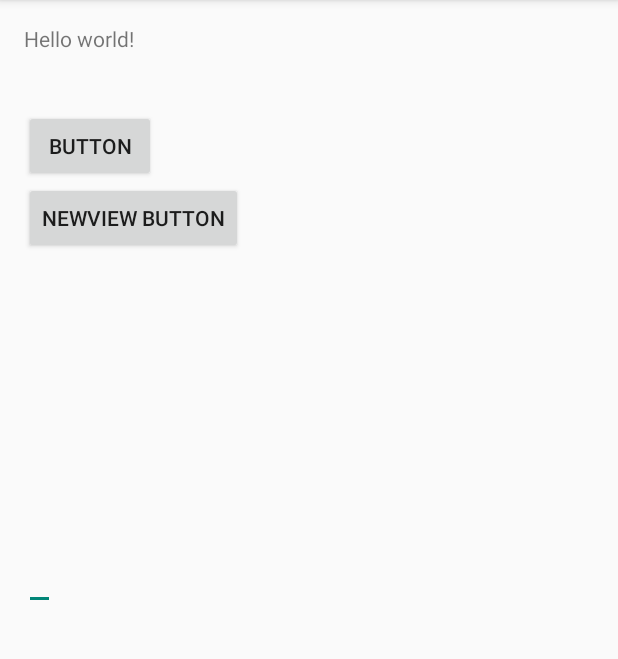
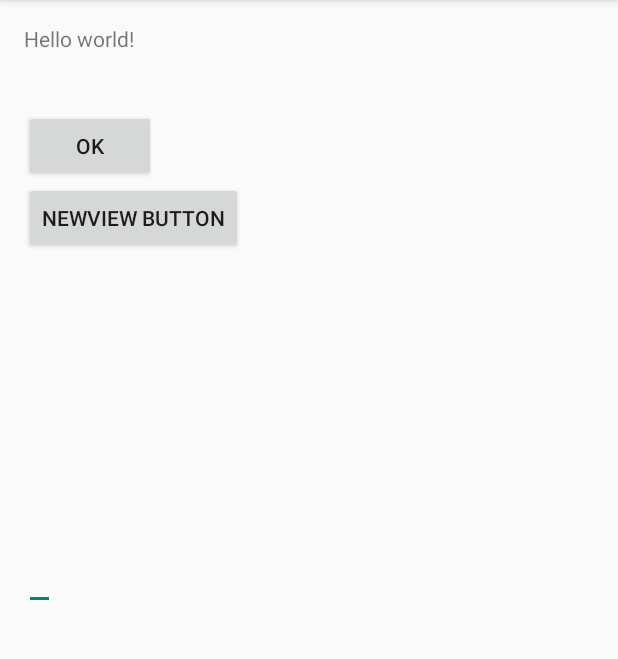
Before and after one commit to MaxiChen/MyApplication, an Android app: the screen it shows after launch (MainActivity), on a phone screen of 412 x 824 dp, the part 84-743 px from its top. Run offline under Robolectric (Android 15) with nearby library versions, the phone set to English and light mode, and no system bars.

```diff
--- a/app/src/main/res/layout/activity_main.xml
+++ b/app/src/main/res/layout/activity_main.xml
@@ -12,7 +12,7 @@
     <Button
         android:layout_width="wrap_content"
         android:layout_height="wrap_content"
-        android:text="Button"
+        android:text="OK"
         android:id="@+id/buttontest"
         android:layout_marginTop="38dp"
         android:layout_below="@+id/textView"
```
Also changed, not shown: 2 other files.
